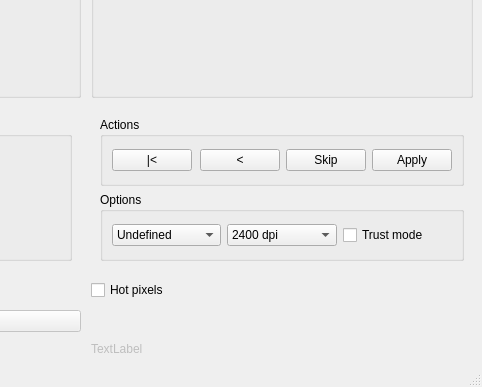
The window that ui/tamanoir_simple.ui (cseyve/tamanoir) describes before a commit, drawn with Qt 5; both pictures show x 311 to 793 and y 234 to 621 of the 793 by 621 pixel window.
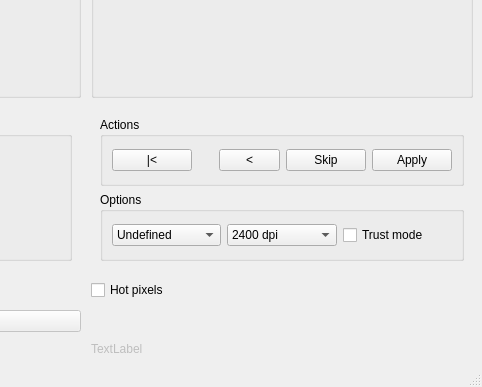
The same window after the commit. Icons and pictures are not drawn. Custom widgets are drawn as their Qt base class.

```diff
--- a/ui/tamanoir_simple.ui
+++ b/ui/tamanoir_simple.ui
@@ -224,6 +224,12 @@
             </item>
             <item>
              <widget class="QPushButton" name="prevButton" >
+              <property name="minimumSize" >
+               <size>
+                <width>59</width>
+                <height>0</height>
+               </size>
+              </property>
               <property name="toolTip" >
                <string>Go back to previous correction</string>
               </property>
```
Left out of the diff: 29 changed lines with no effect on the pictures.
